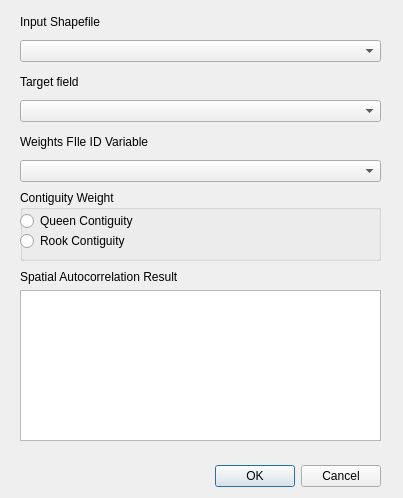
Before: the Qt Designer form tools/localMoran.ui in sjsrey/pysal-qgis, drawn with Qt 5.
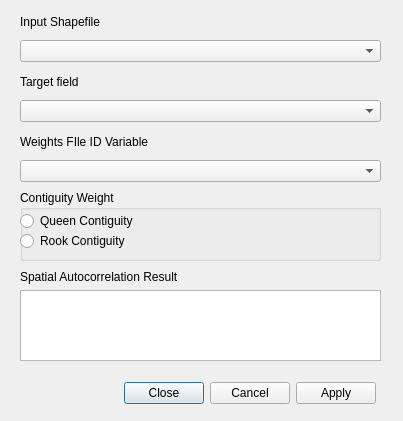
After: the same form once the commit is applied.

Commit message: Add close buttom in Local Moran

What changed in the file:
```diff
--- a/tools/localMoran.ui
+++ b/tools/localMoran.ui
@@ -7,7 +7,7 @@
     <x>0</x>
     <y>0</y>
     <width>403</width>
-    <height>498</height>
+    <height>421</height>
    </rect>
   </property>
   <property name="windowTitle">
@@ -16,17 +16,17 @@
   <widget class="QDialogButtonBox" name="buttonBox">
    <property name="geometry">
     <rect>
-     <x>40</x>
-     <y>460</y>
-     <width>341</width>
-     <height>32</height>
+     <x>105</x>
+     <y>380</y>
+     <width>271</width>
+     <height>27</height>
     </rect>
    </property>
    <property name="orientation">
     <enum>Qt::Horizontal</enum>
    </property>
    <property name="standardButtons">
-    <set>QDialogButtonBox::Cancel|QDialogButtonBox::Ok</set>
+    <set>QDialogButtonBox::Apply|QDialogButtonBox::Cancel|QDialogButtonBox::Close</set>
    </property>
   </widget>
   <widget class="QWidget" name="layoutWidget">
@@ -79,7 +79,7 @@
      <x>20</x>
      <y>270</y>
      <width>361</width>
-     <height>171</height>
+     <height>91</height>
     </rect>
    </property>
    <layout class="QVBoxLayout" name="VLayout_5">
@@ -91,7 +91,11 @@
      </widget>
     </item>
     <item>
-     <widget class="QTextEdit" name="SAresult"/>
+     <widget class="QTextEdit" name="SAresult">
+      <property name="enabled">
+       <bool>true</bool>
+      </property>
+     </widget>
     </item>
    </layout>
   </widget>
```
The commit also changes 2 other files.
